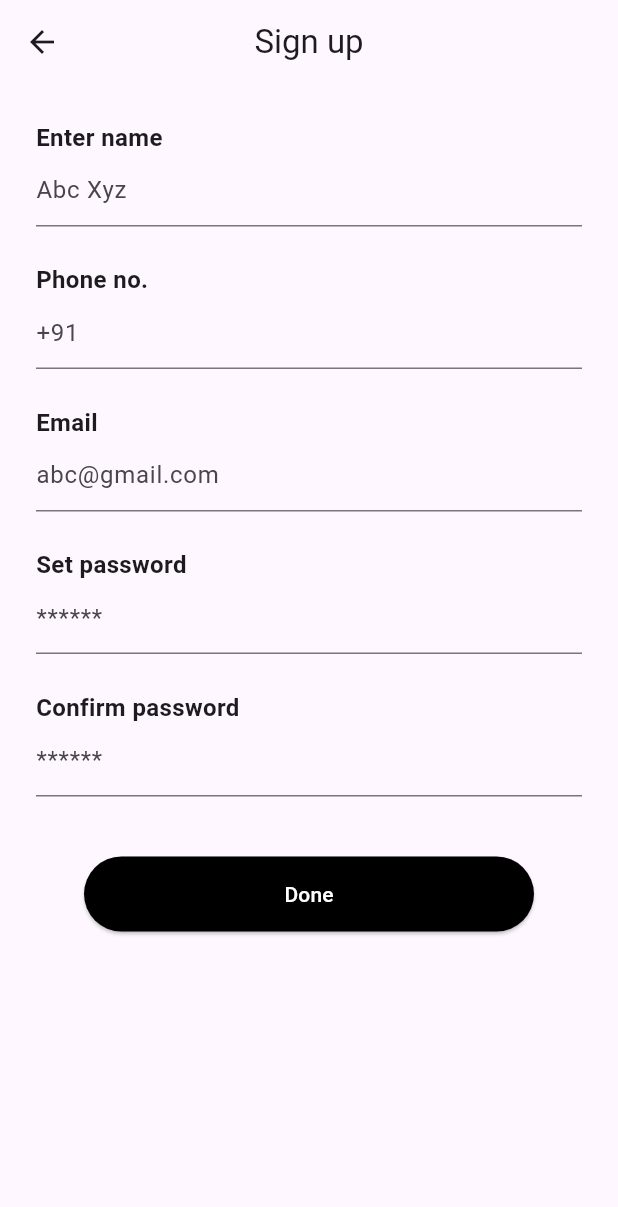
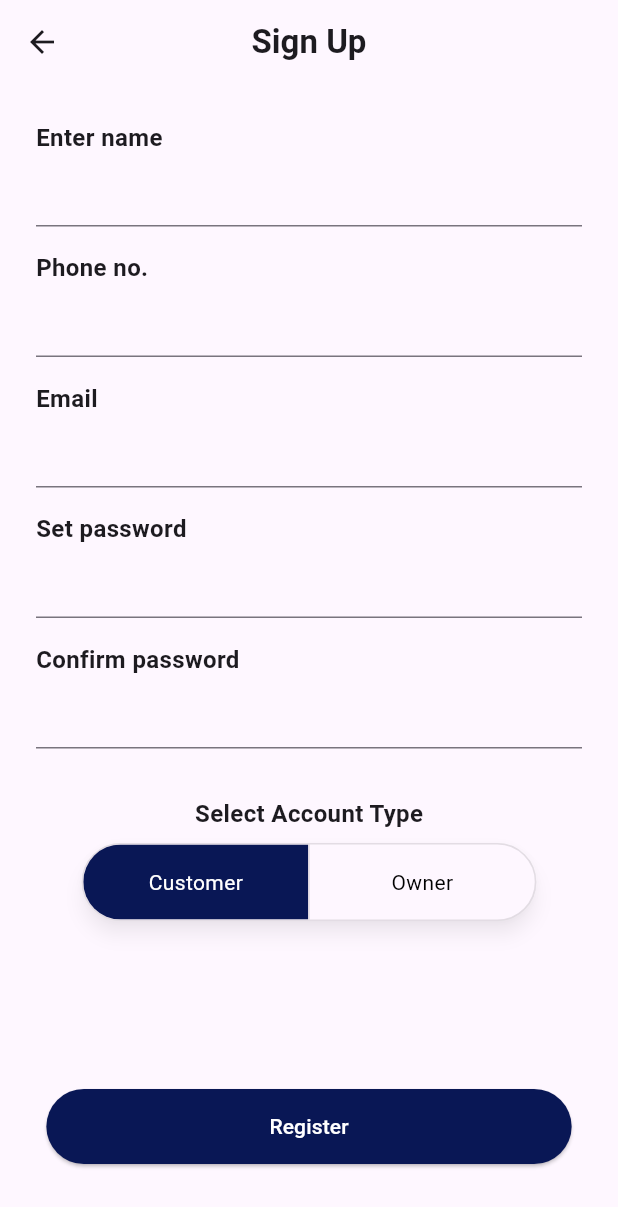
Before and after one commit to Kentucky-Kaneki/BookMySlot, a Flutter app: the SignUpPage screen opened directly, on a phone screen of 412 x 824 dp. Shown: the top 1207 px of the screen. Run offline on Flutter 3.47's test engine with Material 3 defaults, Android fonts, the phone set to English and light mode, and no system bars; our stand-ins replace shared_preferences, supabase_flutter; accounts and stored records are empty; network calls fail.

Commit message:
SIgnIn/SignUp Pages updated

```diff
--- a/lib/constants.dart
+++ b/lib/constants.dart
@@ -0,0 +1,5 @@
+import 'package:flutter/material.dart';
+
+const Color kButtonBackgroundColor = Color(0xFF091755);
+const Color kButtonForegroundColor = Colors.white;
+const TextStyle kAppBarTextStyle1 = TextStyle(fontWeight: FontWeight.bold);
--- /dev/null
+++ b/lib/custom_widgets.dart
@@ -0,0 +1,92 @@
+import 'package:flutter/material.dart';
+
+class CCustomButton extends StatelessWidget {
+  final Color buttonColor;
+  final Color textColor;
+  final String text;
+  final VoidCallback onPressed;
+
+  const CCustomButton({
+    super.key,
+    required this.buttonColor,
+    required this.textColor,
+    required this.text,
+    required this.onPressed,
+  });
+
+  @override
+  Widget build(BuildContext context) {
+    return SizedBox(
+      height: 50,
+      width: MediaQuery.of(context).size.width * 0.85,
+      child: ElevatedButton(
+        style: ElevatedButton.styleFrom(
+          backgroundColor: buttonColor,
+          foregroundColor: textColor,
+          minimumSize: const Size(300, 50),
+          shape: RoundedRectangleBorder(
+            borderRadius: BorderRadius.circular(30),
+          ),
+        ),
+        onPressed: onPressed,
+        child: Text(text),
+      ),
+    );
+  }
+}
+
+class CCustomInputField extends StatelessWidget {
+  final String label;
+  final TextEditingController controller;
+  final TextInputType keyboardType;
+  final bool obscureText;
+
+  const CCustomInputField({
+    super.key,
+    required this.label,
+    required this.controller,
+    this.keyboardType = TextInputType.text,
+    this.obscureText = false,
+  });
+
+  @override
+  Widget build(BuildContext context) {
+    return Column(
+      crossAxisAlignment: CrossAxisAlignment.start,
+      children: [
+        Text(
+          label,
+          style: const TextStyle(fontWeight: FontWeight.bold, fontSize: 16),
+        ),
+        TextField(
+          controller: controller,
+          keyboardType: keyboardType,
+          obscureText: obscureText,
+          decoration: const InputDecoration(border: UnderlineInputBorder()),
+        ),
+        const SizedBox(height: 16),
+      ],
+    );
+  }
+}
+
+class CCustomSnackBar {
+  static void show(
+      BuildContext context, String message, Color backgroundColor) {
+    ScaffoldMessenger.of(context).showSnackBar(
+      SnackBar(
+        content: Text(
+          message,
+          style: TextStyle(
+            color: Colors.white,
+          ),
+        ),
+        backgroundColor: backgroundColor,
+        behavior: SnackBarBehavior.floating,
+        shape: RoundedRectangleBorder(
+          borderRadius: BorderRadius.circular(10),
+        ),
+      ),
+    );
+  }
+}
--- a/lib/login_screens/signup_page.dart
+++ b/lib/login_screens/signup_page.dart
@@ -1,7 +1,104 @@
 import 'package:flutter/material.dart';
+import 'package:supabase_flutter/supabase_flutter.dart';
+import 'package:shared_preferences/shared_preferences.dart';
+import 'package:book_my_slot/custom_widgets.dart';
+import 'package:book_my_slot/constants.dart';
+import 'package:book_my_slot/customer_screens/cust_home_page.dart';
+import 'package:book_my_slot/client_screens/client_home_page.dart';
 
-class SignUpPage extends StatelessWidget {
+class SignUpPage extends StatefulWidget {
   const SignUpPage({super.key});
+
+  @override
+  _SignUpPageState createState() => _SignUpPageState();
+}
+
+class _SignUpPageState extends State<SignUpPage> {
+  final TextEditingController _nameController = TextEditingController();
+  final TextEditingController _phoneController = TextEditingController();
+  final TextEditingController _emailController = TextEditingController();
+  final TextEditingController _passwordController = TextEditingController();
+  final TextEditingController _confirmPasswordController =
+      TextEditingController();
+
+  bool _isLoading = false;
+  bool _isCustomer = true; // Default to customer
+
+  Future<void> _signUp() async {
+    setState(() {
+      _isLoading = true;
+    });
+    // passwords don't match
+    if (_passwordController.text.trim() !=
+        _confirmPasswordController.text.trim()) {
+      CCustomSnackBar.show(
+        context,
+        "Passwords do not match",
+        Colors.orange,
+      );
+      setState(() {
+        _isLoading = false;
+      });
+      return;
+    }
+
+    // password length less than 6
+    if (_passwordController.text.trim().length < 6) {
+      CCustomSnackBar.show(
+        context,
+        "Password length must be at least 6 characters",
+        Colors.orange,
+      );
+      setState(() {
+        _isLoading = false;
+      });
+      return;
+    }
+
+    try {
+      final supabase = Supabase.instance.client;
+      final response = await supabase.auth.signUp(
+        email: _emailController.text.trim(),
+        password: _passwordController.text.trim(),
+        data: {
+          "name": _nameController.text.trim(),
+          "phone": _phoneController.text.trim(),
+          "role": _isCustomer ? "customer" : "owner",
+        },
+      );
+
+      if (response.user != null) {
+        // Save Token to SharedPreferences
+        final prefs = await SharedPreferences.getInstance();
+        await prefs.setString('auth_token', response.session!.accessToken);
+
+        // Navigate & Clear Stack
+        if (mounted) {
+          Navigator.pushAndRemoveUntil(
+            context,
+            MaterialPageRoute(
+              builder: (context) => _isCustomer
+                  ? const CustomerHomePage()
+                  : const ClientHomePage(),
+            ),
+            (route) => false,
+          );
+        }
+      } else {
+        ScaffoldMessenger.of(context).showSnackBar(
+          const SnackBar(content: Text('Sign-up failed. Try again.')),
+        );
+      }
+    } on AuthException catch (e) {
+      ScaffoldMessenger.of(context).showSnackBar(
+        SnackBar(content: Text(e.message)),
+      );
+    } finally {
+      setState(() {
+        _isLoading = false;
+      });
+    }
+  }
 
   @override
   Widget build(BuildContext context) {
@@ -11,106 +108,120 @@ class SignUpPage extends StatelessWidget {
           icon: const Icon(Icons.arrow_back),
           onPressed: () => Navigator.pop(context),
         ),
-        title: const Text('Sign up'),
+        title: const Text(
+          'Sign Up',
+          style: TextStyle(
+            fontWeight: FontWeight.bold,
+          ),
+        ),
         centerTitle: true,
       ),
       body: Padding(
         padding: const EdgeInsets.all(24.0),
-        child: SingleChildScrollView(
         child: Column(
           crossAxisAlignment: CrossAxisAlignment.start,
           children: [
-              const Text(
-                'Enter name',
+            // User Inputs
+            CCustomInputField(
+              label: 'Enter name',
+              controller: _nameController,
+            ),
+            CCustomInputField(
+              label: 'Phone no.',
+              controller: _phoneController,
+              keyboardType: TextInputType.phone,
+            ),
+            CCustomInputField(
+              label: 'Email',
+              controller: _emailController,
+              keyboardType: TextInputType.emailAddress,
+            ),
+            CCustomInputField(
+              label: 'Set password',
+              controller: _passwordController,
+              obscureText: true,
+            ),
+            CCustomInputField(
+              label: 'Confirm password',
+              controller: _confirmPasswordController,
+              obscureText: true,
+            ),
+            SizedBox(height: 16),
+            // Toggle Button
+            Center(
+              child: Column(
+                children: [
+                  Text(
+                    'Select Account Type',
                     style: TextStyle(
                       fontWeight: FontWeight.bold,
                       fontSize: 16,
                     ),
                   ),
-              const TextField(
-                decoration: InputDecoration(
-                  hintText: 'Abc Xyz',
-                  border: UnderlineInputBorder(),
+                  SizedBox(height: 8),
+                  Container(
+                    decoration: BoxDecoration(
+                      borderRadius: BorderRadius.circular(30),
+                      color: Colors.grey[200],
                     ),
+                    child: Material(
+                      elevation: 5,
+                      borderRadius: BorderRadius.circular(30),
+                      shadowColor: Colors.black.withValues(
+                        alpha: 0.3,
                       ),
-              const SizedBox(height: 24),
-              const Text(
-                'Phone no.',
-                style: TextStyle(
-                  fontWeight: FontWeight.bold,
-                  fontSize: 16,
+                      child: ToggleButtons(
+                        borderRadius: BorderRadius.circular(30),
+                        selectedColor: Colors.white,
+                        color: Colors.black,
+                        fillColor: kButtonBackgroundColor,
+                        isSelected: [_isCustomer, !_isCustomer],
+                        onPressed: (index) {
+                          setState(() {
+                            _isCustomer = index == 0;
+                          });
+                        },
+                        constraints: const BoxConstraints(
+                          minHeight: 50,
+                          minWidth: 150,
                         ),
+                        children: [
+                          Padding(
+                            padding: EdgeInsets.symmetric(
+                              horizontal: 24,
+                              vertical: 8,
                             ),
-              const TextField(
-                keyboardType: TextInputType.phone,
-                decoration: InputDecoration(
-                  hintText: '+91',
-                  border: UnderlineInputBorder(),
+                            child: Text('Customer'),
                           ),
+                          Padding(
+                            padding: EdgeInsets.symmetric(
+                              horizontal: 24,
+                              vertical: 8,
                             ),
-              const SizedBox(height: 24),
-              const Text(
-                'Email',
-                style: TextStyle(
-                  fontWeight: FontWeight.bold,
-                  fontSize: 16,
+                            child: Text('Owner'),
                           ),
+                        ],
                       ),
-              const TextField(
-                keyboardType: TextInputType.emailAddress,
-                decoration: InputDecoration(
-                  hintText: 'abc@gmail.com',
-                  border: UnderlineInputBorder(),
-                ),
-              ),
-              const SizedBox(height: 24),
-              const Text(
-                'Set password',
-                style: TextStyle(
-                  fontWeight: FontWeight.bold,
-                  fontSize: 16,
-                ),
-              ),
-              const TextField(
-                obscureText: true,
-                decoration: InputDecoration(
-                  hintText: '******',
-                  border: UnderlineInputBorder(),
-                ),
-              ),
-              const SizedBox(height: 24),
-              const Text(
-                'Confirm password',
-                style: TextStyle(
-                  fontWeight: FontWeight.bold,
-                  fontSize: 16,
-                ),
-              ),
-              const TextField(
-                obscureText: true,
-                decoration: InputDecoration(
-                  hintText: '******',
-                  border: UnderlineInputBorder(),
-                ),
-              ),
-              const SizedBox(height: 40),
-              Center(
-                child: ElevatedButton(
-                  style: ElevatedButton.styleFrom(
-                    backgroundColor: Colors.black,
-                    foregroundColor: Colors.white,
-                    minimumSize: const Size(300, 50),
-                    shape: RoundedRectangleBorder(
-                      borderRadius: BorderRadius.circular(30),
-                    ),
-                  ),
-                  onPressed: () {},
-                  child: const Text('Done'),
                     ),
                   ),
                 ],
               ),
             ),
+            Spacer(),
+            // Register Button
+            Center(
+              child: _isLoading
+                  ? const CircularProgressIndicator()
+                  : CCustomButton(
+                      buttonColor: kButtonBackgroundColor,
+                      textColor: kButtonForegroundColor,
+                      text: 'Register',
+                      onPressed: _signUp,
+                    ),
+            ),
+            const SizedBox(height: 24),
+          ],
+        ),
       ),
     );
   }
--- a/pubspec.yaml
+++ b/pubspec.yaml
@@ -34,6 +34,8 @@ dependencies:
   # The following adds the Cupertino Icons font to your application.
   # Use with the CupertinoIcons class for iOS style icons.
   cupertino_icons: ^1.0.8
+  supabase_flutter: ^2.8.3
+  shared_preferences: ^2.5.2
 
 dev_dependencies:
   flutter_test:
```
Also changed, not shown: lib/login_screens/signin_page.dart (+81 -43 lines), lib/login_screens/welcome_page.dart (+24 -32 lines), lib/main.dart (+24 -4 lines), images/logo.png, pubspec.lock, 7 other files. Lines whose indentation alone changed are shown as unchanged.
